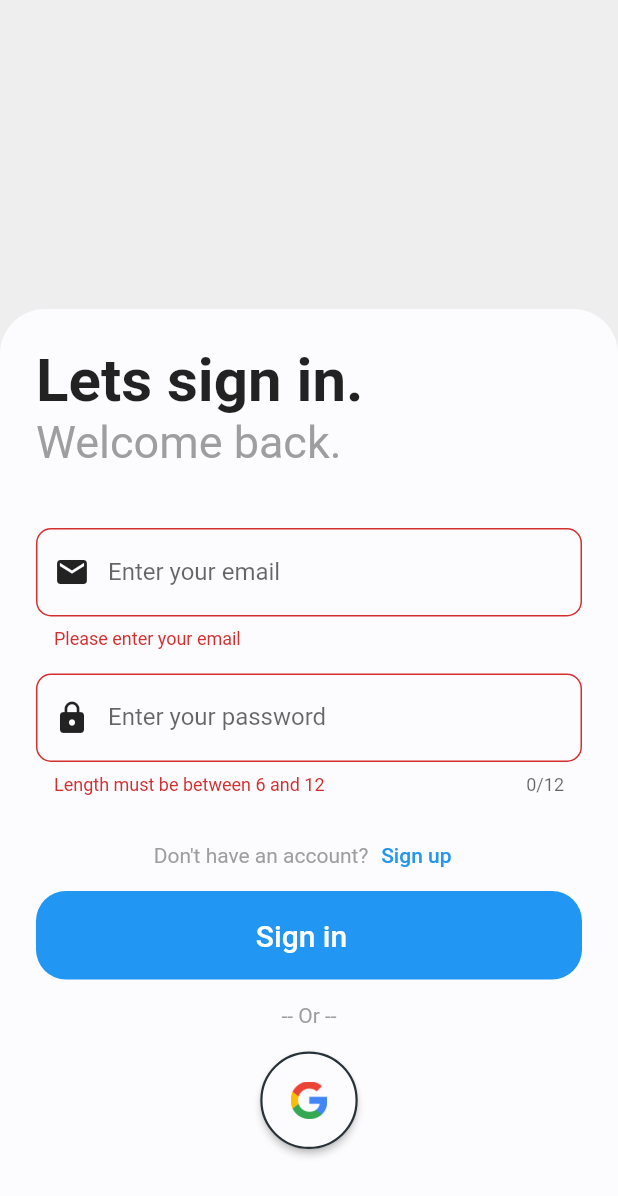
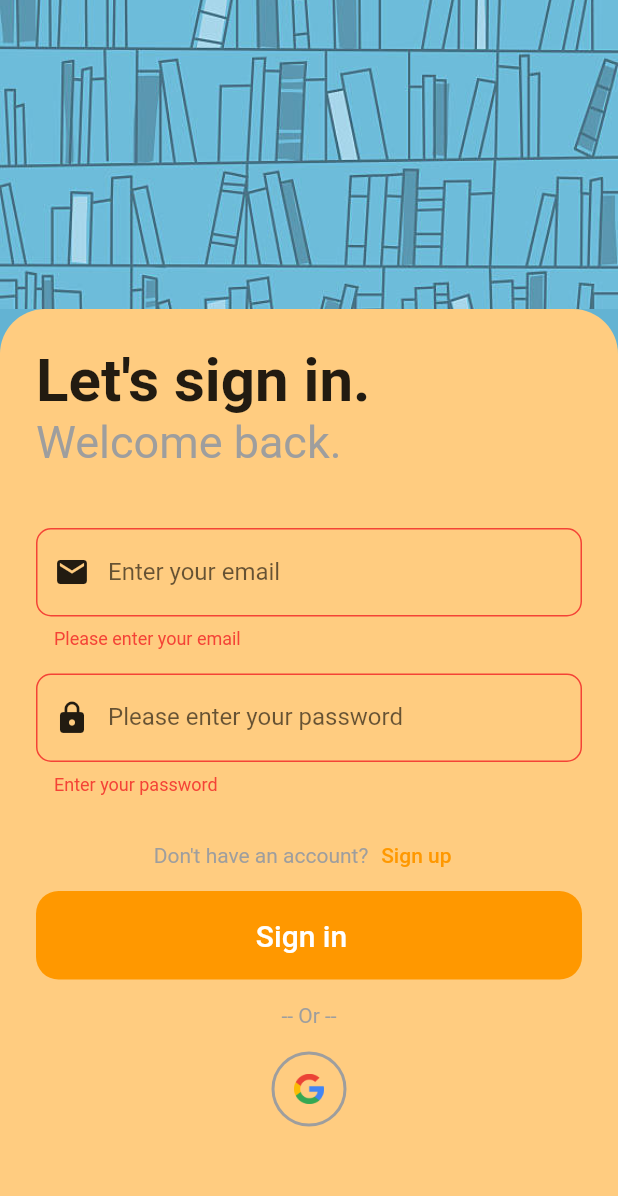
Before and after one commit to davydaenen/up_the_shelf, a Flutter app: the screen it shows after launch, after a tap on "Sign in", on a phone screen of 412 x 824 dp. Shown: the top 1196 px of the screen. Run offline on Flutter 3.47's test engine with Material 2 defaults, Android fonts, the phone set to English and light mode, and no system bars; our stand-ins replace cloud_firestore, firebase_auth, firebase_core, google_sign_in, shared_preferences; accounts and stored records are empty; generated files the repository leaves out were written again.

Commit message:
feature: signin with google

```diff
--- a/lib/main.dart
+++ b/lib/main.dart
@@ -1,4 +1,3 @@
-import 'package:firebase_auth/firebase_auth.dart';
 import 'package:firebase_core/firebase_core.dart';
 import 'package:flutter/material.dart';
 import 'package:flutter/services.dart';
@@ -14,7 +13,6 @@ void main() async {
   WidgetsFlutterBinding.ensureInitialized();
   await SystemChrome.setPreferredOrientations([DeviceOrientation.portraitUp]);
   await Firebase.initializeApp();
-  await FirebaseAuth.instance.signOut();
 
   runApp(
     MultiProvider(
--- a/lib/src/config/app_theme.dart
+++ b/lib/src/config/app_theme.dart
@@ -11,41 +11,83 @@ class AppTheme {
   static Color lightBG = const Color(0xfffcfcff);
   static Color darkBG = Colors.black;
   static Color badgeColor = Colors.red;
+  static Color? greyColor = Colors.grey[500];
+  static MaterialColor appColor = Colors.orange;
 
   static ThemeData lightTheme = ThemeData(
       backgroundColor: lightBG,
-    primaryColor: lightPrimary,
-    accentColor: lightAccent,
-    cursorColor: lightAccent,
       scaffoldBackgroundColor: lightBG,
       appBarTheme: AppBarTheme(
         elevation: 0,
-      textTheme: TextTheme(
-        headline6: TextStyle(
+        toolbarTextStyle: TextStyle(
           color: darkBG,
           fontSize: 18.0,
           fontWeight: FontWeight.w800,
         ),
       ),
+      colorScheme: ColorScheme.fromSwatch(primarySwatch: appColor)
+          .copyWith(secondary: lightAccent, brightness: Brightness.light),
+      textSelectionTheme: TextSelectionThemeData(cursorColor: lightAccent),
+      inputDecorationTheme: InputDecorationTheme(
+        floatingLabelStyle: TextStyle(color: appColor),
+        errorStyle: const TextStyle(color: Colors.red),
+        enabledBorder: OutlineInputBorder(
+          borderRadius: BorderRadius.circular(10.0),
+          borderSide: BorderSide(color: greyColor!),
         ),
-  );
+        focusedBorder: OutlineInputBorder(
+          borderRadius: BorderRadius.circular(10.0),
+          borderSide: BorderSide(color: appColor),
+        ),
+        errorBorder: OutlineInputBorder(
+          borderRadius: BorderRadius.circular(10.0),
+          borderSide: const BorderSide(color: Colors.red),
+        ),
+        focusedErrorBorder: OutlineInputBorder(
+          borderRadius: BorderRadius.circular(10.0),
+          borderSide: const BorderSide(color: Colors.red),
+        ),
+      ),
+      snackBarTheme: SnackBarThemeData(
+          backgroundColor: darkBG,
+          contentTextStyle: TextStyle(color: darkAccent)));
 
   static ThemeData darkTheme = ThemeData(
       brightness: Brightness.dark,
       backgroundColor: darkBG,
-    primaryColor: darkPrimary,
-    accentColor: darkAccent,
       scaffoldBackgroundColor: darkBG,
-    cursorColor: darkAccent,
       appBarTheme: AppBarTheme(
         elevation: 0,
-      textTheme: TextTheme(
-        headline6: TextStyle(
+        toolbarTextStyle: TextStyle(
           color: lightBG,
           fontSize: 18.0,
           fontWeight: FontWeight.w800,
         ),
       ),
+      colorScheme: ColorScheme.fromSwatch(primarySwatch: appColor)
+          .copyWith(secondary: darkAccent, brightness: Brightness.dark),
+      textSelectionTheme: TextSelectionThemeData(cursorColor: darkAccent),
+      inputDecorationTheme: InputDecorationTheme(
+        floatingLabelStyle: TextStyle(color: appColor),
+        errorStyle: const TextStyle(color: Colors.red),
+        enabledBorder: OutlineInputBorder(
+          borderRadius: BorderRadius.circular(10.0),
+          borderSide: BorderSide(color: greyColor!),
         ),
-  );
+        focusedBorder: OutlineInputBorder(
+          borderRadius: BorderRadius.circular(10.0),
+          borderSide: BorderSide(color: appColor),
+        ),
+        errorBorder: OutlineInputBorder(
+          borderRadius: BorderRadius.circular(10.0),
+          borderSide: const BorderSide(color: Colors.red),
+        ),
+        focusedErrorBorder: OutlineInputBorder(
+          borderRadius: BorderRadius.circular(10.0),
+          borderSide: const BorderSide(color: Colors.red),
+        ),
+      ),
+      snackBarTheme: SnackBarThemeData(
+          backgroundColor: lightBG,
+          contentTextStyle: TextStyle(color: lightAccent)));
 }
--- a/lib/src/localization/app_en.arb
+++ b/lib/src/localization/app_en.arb
@@ -1,6 +1,15 @@
 {
-  "appTitle": "up_the_shelf",
-  "@appTitle": {
-    "description": "The title of the application"
-  }
+  "appTitle": "Up the Shelf",
+  "screenSignInTitle": "Let's sign in.",
+  "screenSignInSubTitle": "Welcome back.",
+  "screenSignInInputEmailLabel": "Enter your email",
+  "screenSignInInputEmailValidation": "Please enter your email",
+  "screenSignInInputPasswordLabel": "Enter your password",
+  "screenSignInInputPasswordValidation": "Please enter your password",
+  "screenSignInTextNoAccount": "Don't have an account?",
+  "screenSignInTextSignUp": "Sign up",
+  "screenSignInTextSignIn": "Sign in",
+  "screenSignInTextSocialDivider": "-- Or --",
+  "screenSignInTextErrorSignIn": "Error while signing in",
+  "screenSignInTextErrorSignInGoogle": "Error while signing in with Google"
 }
--- a/lib/src/ui/auth/sign_in_screen.dart
+++ b/lib/src/ui/auth/sign_in_screen.dart
@@ -1,7 +1,9 @@
 import 'package:flutter/material.dart';
 import 'package:provider/provider.dart';
+import 'package:up_the_shelf/src/config/app_theme.dart';
 import 'package:up_the_shelf/src/utils/providers/auth_provider.dart';
 import 'package:up_the_shelf/src/widgets/large_long_button.dart';
+import 'package:flutter_gen/gen_l10n/app_localizations.dart';
 
 class SignInScreen extends StatefulWidget {
   const SignInScreen({Key? key}) : super(key: key);
@@ -16,35 +18,11 @@ class _SignInScreenState extends State<SignInScreen> {
   final _formKey = GlobalKey<FormState>();
   final _scaffoldKey = GlobalKey<ScaffoldState>();
 
-  List<Widget> _socials() {
-    return [
-      MaterialButton(
-        shape: CircleBorder(
-            side: BorderSide(
-                color: Theme.of(context).accentColor,
-                width: 1.5,
-                style: BorderStyle.solid)),
-        color: Theme.of(context).primaryColor,
-        padding: const EdgeInsets.all(20),
-        onPressed: () {},
-        // child: Icon(
-        //   Icons.star,
-        //   size: 25,
-        //   color: Theme.of(context).iconTheme.color,
-        // ),
-        child: SizedBox(
-            width: 25,
-            height: 25,
-            child: Image.asset("assets/images/google-logo.png")),
-      )
-    ];
-  }
-
   @override
   void initState() {
     super.initState();
-    _emailController = TextEditingController(text: "");
-    _passwordController = TextEditingController(text: "");
+    _emailController = TextEditingController(text: '');
+    _passwordController = TextEditingController(text: '');
   }
 
   @override
@@ -56,16 +34,19 @@ class _SignInScreenState extends State<SignInScreen> {
           Expanded(
             flex: 1,
             child: Container(
-              color: Colors.grey[200],
+              decoration: const BoxDecoration(
+                  image: DecorationImage(
+                      image: AssetImage("assets/images/book-pattern.jpeg"),
+                      fit: BoxFit.cover)),
             ),
           ),
           Expanded(
             flex: 3,
             child: Container(
-              color: Colors.grey[200],
+              color: const Color.fromRGBO(99, 179, 211, 1.0),
               child: Container(
                 decoration: BoxDecoration(
-                    color: Theme.of(context).primaryColor,
+                    color: Theme.of(context).backgroundColor,
                     borderRadius: const BorderRadius.only(
                         topLeft: Radius.circular(30),
                         topRight: Radius.circular(30))),
@@ -98,12 +79,13 @@ class _SignInScreenState extends State<SignInScreen> {
               crossAxisAlignment: CrossAxisAlignment.stretch,
               mainAxisAlignment: MainAxisAlignment.center,
               children: <Widget>[
-                const Text(
-                  'Let\s sign in.',
-                  style: TextStyle(fontSize: 40, fontWeight: FontWeight.bold),
+                Text(
+                  AppLocalizations.of(context)!.screenSignInTitle,
+                  style: const TextStyle(
+                      fontSize: 40, fontWeight: FontWeight.bold),
                 ),
                 Text(
-                  'Welcome back.',
+                  AppLocalizations.of(context)!.screenSignInSubTitle,
                   style: TextStyle(
                       fontSize: 30,
                       fontWeight: FontWeight.normal,
@@ -112,48 +94,50 @@ class _SignInScreenState extends State<SignInScreen> {
                 const SizedBox(height: 40),
                 TextFormField(
                   controller: _emailController,
-                  validator: (value) =>
-                      value!.isEmpty ? 'Please enter your email' : null,
+                  validator: (value) => value!.isEmpty
+                      ? AppLocalizations.of(context)!
+                          .screenSignInInputEmailValidation
+                      : null,
                   decoration: InputDecoration(
                     prefixIcon: Icon(
                       Icons.email,
                       color: Theme.of(context).iconTheme.color,
                     ),
-                      labelText: 'Enter your email',
-                      border: const OutlineInputBorder(
-                          borderRadius: BorderRadius.all(Radius.circular(10)))),
+                    labelText: AppLocalizations.of(context)!
+                        .screenSignInInputEmailLabel,
+                  ),
                 ),
                 Padding(
                   padding: const EdgeInsets.symmetric(vertical: 16),
                   child: TextFormField(
                     obscureText: true,
-                    maxLength: 12,
                     controller: _passwordController,
-                    validator: (value) => value!.length < 6
-                        ? 'Length must be between 6 and 12'
+                    validator: (value) => value!.isEmpty
+                        ? AppLocalizations.of(context)!
+                            .screenSignInInputPasswordLabel
                         : null,
                     decoration: InputDecoration(
                       prefixIcon: Icon(
                         Icons.lock,
                         color: Theme.of(context).iconTheme.color,
                       ),
-                        labelText: 'Enter your password',
-                        border: const OutlineInputBorder(
-                            borderRadius:
-                                BorderRadius.all(Radius.circular(10)))),
+                      labelText: AppLocalizations.of(context)!
+                          .screenSignInInputPasswordValidation,
+                    ),
                   ),
                 ),
                 Row(
                   mainAxisAlignment: MainAxisAlignment.center,
                   children: [
                     Text(
-                      'Don\'t have an account?',
+                      AppLocalizations.of(context)!.screenSignInTextNoAccount,
                       style: TextStyle(
                           fontWeight: FontWeight.normal,
                           color: Colors.grey[500]),
                     ),
                     TextButton(
-                      child: const Text('Sign up'),
+                      child: Text(
+                          AppLocalizations.of(context)!.screenSignInTextSignUp),
                       onPressed: () {
                         if (authProvider.status == Status.unauthenticated ||
                             authProvider.status == Status.uninitialized) {
@@ -167,8 +151,7 @@ class _SignInScreenState extends State<SignInScreen> {
                 LargeLongButton(
                     onPressed: () async {
                       if (_formKey.currentState!.validate()) {
-                        FocusScope.of(context)
-                            .unfocus(); //to hide the keyboard - if any
+                        FocusScope.of(context).unfocus();
 
                         bool status =
                             await authProvider.signInWithEmailAndPassword(
@@ -176,9 +159,9 @@ class _SignInScreenState extends State<SignInScreen> {
                                 _passwordController.text);
 
                         if (!status) {
-                          ScaffoldMessenger.of(context)
-                              .showSnackBar(const SnackBar(
-                            content: Text('Error while signing in'),
+                          ScaffoldMessenger.of(context).showSnackBar(SnackBar(
+                            content: Text(AppLocalizations.of(context)!
+                                .screenSignInTextErrorSignIn),
                           ));
                         }
 
@@ -187,13 +170,16 @@ class _SignInScreenState extends State<SignInScreen> {
                       }
                     },
                     loading: authProvider.status == Status.authenticating,
-                    buttonText: 'Sign in'),
+                    buttonText:
+                        AppLocalizations.of(context)!.screenSignInTextSignIn),
                 Padding(
                   padding: const EdgeInsets.symmetric(vertical: 16),
                   child: Row(
                       mainAxisAlignment: MainAxisAlignment.center,
                       children: [
-                        Text('-- Or --',
+                        Text(
+                            AppLocalizations.of(context)!
+                                .screenSignInTextSocialDivider,
                             style: TextStyle(
                                 fontWeight: FontWeight.normal,
                                 color: Colors.grey[500]))
@@ -201,10 +187,44 @@ class _SignInScreenState extends State<SignInScreen> {
                 ),
                 Row(
                     mainAxisAlignment: MainAxisAlignment.center,
-                    children: _socials()),
+                    children: _buildSocialLogins(authProvider)),
               ],
             ),
           ),
         ));
   }
+
+  List<Widget> _buildSocialLogins(AuthProvider authProvider) {
+    return [
+      MaterialButton(
+        elevation: 0.0,
+        shape: CircleBorder(
+            side: BorderSide(
+                color: AppTheme.greyColor!,
+                width: 2,
+                style: BorderStyle.solid)),
+        color: Theme.of(context).backgroundColor,
+        padding: const EdgeInsets.all(15),
+        onPressed: () async {
+          FocusScope.of(context).unfocus();
+
+          bool status = await authProvider.signInWithGoogle();
+
+          if (!status) {
+            ScaffoldMessenger.of(context).showSnackBar(SnackBar(
+              content: Text(AppLocalizations.of(context)!
+                  .screenSignInTextErrorSignInGoogle),
+            ));
           }
+
+          // In case of success
+          // AuthWidgetBuilder will handle authentication
+        },
+        child: SizedBox(
+            width: 20,
+            height: 20,
+            child: Image.asset('assets/images/google-logo.png')),
+      )
+    ];
+  }
+}
--- a/lib/src/ui/home/places_list_view.dart
+++ b/lib/src/ui/home/books_list_view.dart
@@ -1,8 +1,8 @@
 import 'package:flutter/material.dart';
 import 'package:up_the_shelf/src/widgets/search_bar.dart';
 
-class PlacesListView extends StatelessWidget {
-  const PlacesListView({Key? key}) : super(key: key);
+class BooksListView extends StatelessWidget {
+  const BooksListView({Key? key}) : super(key: key);
 
   @override
   Widget build(BuildContext context) {
@@ -12,7 +12,7 @@ class PlacesListView extends StatelessWidget {
           const Padding(
             padding: EdgeInsets.all(20.0),
             child: Text(
-              "Where are you \ngoing?",
+              "Explore thousands of \nbooks on the go",
               style: TextStyle(
                 fontSize: 30.0,
                 fontWeight: FontWeight.w600,
--- a/lib/src/widgets/large_long_button.dart
+++ b/lib/src/widgets/large_long_button.dart
@@ -30,10 +30,10 @@ class LargeLongButton extends StatelessWidget {
       width: width,
       child: FlatButton(
         shape: RoundedRectangleBorder(
-          borderRadius: BorderRadius.circular(20),
+          borderRadius: BorderRadius.circular(15),
         ),
         padding: const EdgeInsets.all(18),
-        color: color ?? Colors.blue,
+        color: color ?? Theme.of(context).colorScheme.primaryVariant,
         disabledColor: Colors.grey[400],
         onPressed: loading
             ? null
--- a/pubspec.yaml
+++ b/pubspec.yaml
@@ -15,6 +15,7 @@ dependencies:
   firebase_core: ^1.7.0
   firebase_auth: ^3.1.3
   cloud_firestore: ^2.5.3
+  google_sign_in: ^5.1.1
   provider: ^6.0.1
   shared_preferences: ^2.0.8
   flutter_localizations:
```
Also changed, not shown: lib/src/ui/home/home_screen.dart (+10 -15 lines), lib/src/utils/models/books.dart (deleted, +0 -77 lines), lib/src/utils/providers/auth_provider.dart (+28 -0 lines), lib/src/widgets/icon_badge.dart (deleted, +0 -56 lines), assets/images/book-pattern.jpeg (added), assets/images/undraw-reading.png (added), pubspec.lock, 4 other files. Lines whose indentation alone changed are shown as unchanged.
